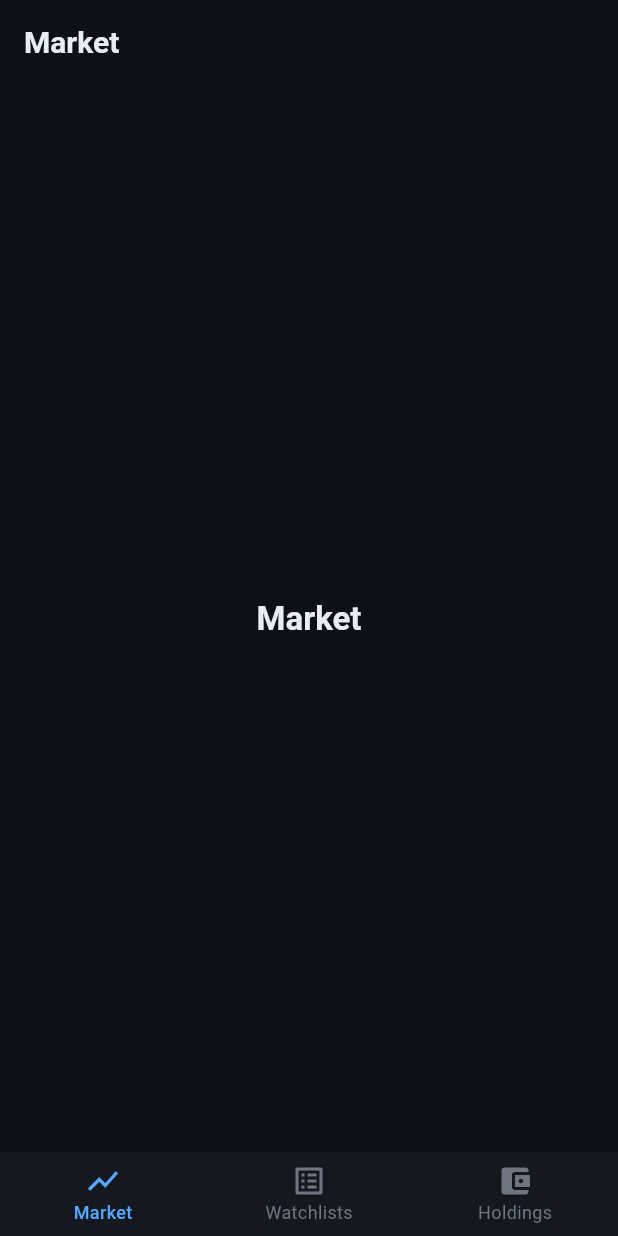
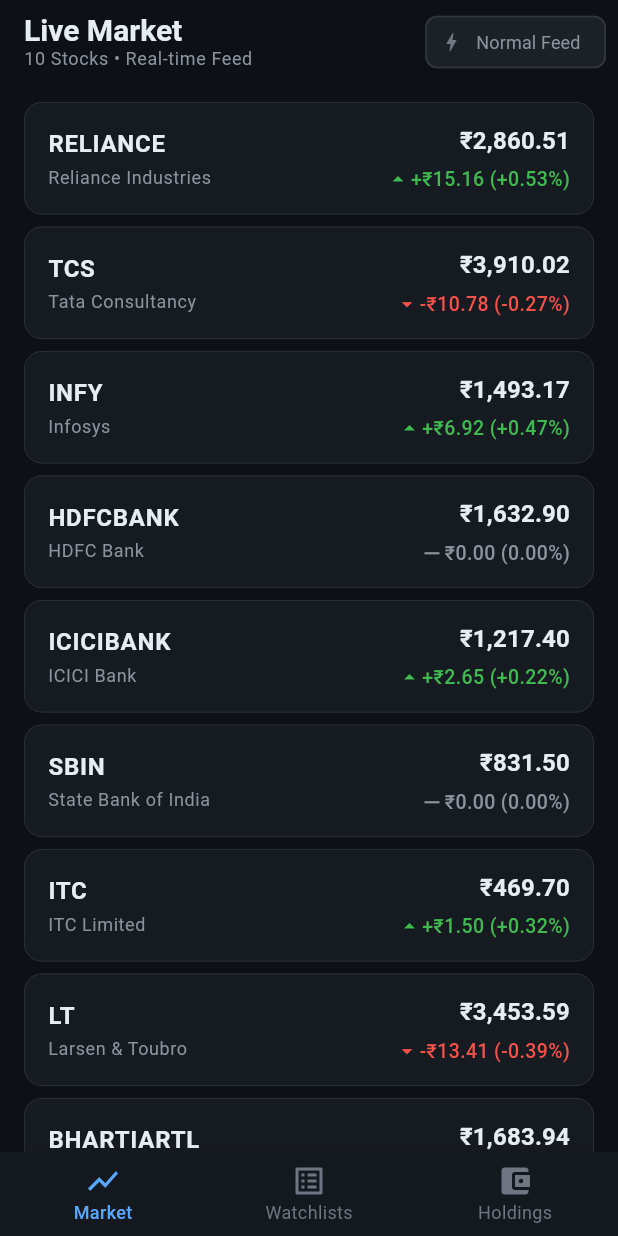
Before and after one commit to jigar-64/stock-trading-app, a Flutter app: the screen it shows after launch, on a phone screen of 412 x 824 dp. Run offline on Flutter 3.47's test engine with Material 3 defaults, Android fonts, the phone set to English and light mode, and no system bars; our stand-ins replace flutter_riverpod, go_router, shared_preferences.

Commit message:
feat: add realtime market overview with flash animations
- FlashContainer: 350ms AnimationController fading green/red background flash on price tick

- PriceChangeText: reusable widget displaying +₹12.50 (+0.44%) with green/red color coding

- EmptyStateWidget: reusable empty state for watchlists, holdings, search

- MarketPriceTile: ConsumerWidget with fine-grained singleStockPriceProvider subscription

- MarketScreen: Live Prices Mimic view for 10 stocks with AppBar Stress Mode toggle (50+ ticks/s)

- GoRouter: wired /market path to MarketScreen

```diff
--- a/lib/app/router.dart
+++ b/lib/app/router.dart
@@ -2,6 +2,7 @@
 import 'package:go_router/go_router.dart';
 
 import '../app/theme/app_theme.dart';
+import '../features/market/presentation/market_screen.dart';
 
 // Placeholder screens — will be replaced in future commits
 class _PlaceholderScreen extends StatelessWidget {
@@ -42,8 +43,7 @@
           routes: [
             GoRoute(
               path: '/market',
-              builder: (context, state) =>
-                  const _PlaceholderScreen(title: 'Market'),
+              builder: (context, state) => const MarketScreen(),
             ),
           ],
         ),
--- a/lib/core/widgets/empty_state_widget.dart
+++ b/lib/core/widgets/empty_state_widget.dart
@@ -1 +1,79 @@
-// Reusable widgets will be implemented in Commit 5.
+import 'package:flutter/material.dart';
+
+import '../../app/theme/app_theme.dart';
+
+/// Reusable empty state display for empty watchlists, empty portfolio holdings,
+/// or search results with no matches.
+class EmptyStateWidget extends StatelessWidget {
+  const EmptyStateWidget({
+    super.key,
+    required this.icon,
+    required this.title,
+    required this.subtitle,
+    this.actionLabel,
+    this.onActionPressed,
+  });
+
+  final IconData icon;
+  final String title;
+  final String subtitle;
+  final String? actionLabel;
+  final VoidCallback? onActionPressed;
+
+  @override
+  Widget build(BuildContext context) {
+    return Center(
+      child: Padding(
+        padding: const EdgeInsets.symmetric(horizontal: 32, vertical: 48),
+        child: Column(
+          mainAxisAlignment: MainAxisAlignment.center,
+          crossAxisAlignment: CrossAxisAlignment.center,
+          mainAxisSize: MainAxisSize.min,
+          children: [
+            Container(
+              padding: const EdgeInsets.all(20),
+              decoration: BoxDecoration(
+                color: AppColors.surfaceBackground,
+                shape: BoxShape.circle,
+                border: Border.all(color: AppColors.border, width: 1),
+              ),
+              child: Icon(
+                icon,
+                size: 48,
+                color: AppColors.textMuted,
+              ),
+            ),
+            const SizedBox(height: 20),
+            Text(
+              title,
+              style: Theme.of(context).textTheme.titleLarge?.copyWith(
+                    fontWeight: FontWeight.w600,
+                  ),
+              textAlign: TextAlign.center,
+            ),
+            const SizedBox(height: 8),
+            Text(
+              subtitle,
+              style: Theme.of(context).textTheme.bodyMedium?.copyWith(
+                    color: AppColors.textSecondary,
+                  ),
+              textAlign: TextAlign.center,
+            ),
+            if (actionLabel != null && onActionPressed != null) ...[
+              const SizedBox(height: 24),
+              ElevatedButton.icon(
+                onPressed: onActionPressed,
+                icon: const Icon(Icons.add),
+                label: Text(actionLabel!),
+                style: ElevatedButton.styleFrom(
+                  backgroundColor: AppColors.accentBlue,
+                  foregroundColor: Colors.white,
+                ),
+              ),
+            ],
+          ],
+        ),
+      ),
+    );
+  }
+}
--- /dev/null
+++ b/lib/core/widgets/flash_container.dart
@@ -0,0 +1,114 @@
+import 'package:flutter/material.dart';
+
+import '../../app/theme/app_theme.dart';
+import '../../features/market/domain/price_quote.dart';
+
+/// A reusable container that flashes green (price up) or red (price down)
+/// whenever the underlying price updates.
+///
+/// Uses an [AnimationController] to smoothly fade out the flash background
+/// over 350 milliseconds. Flash state is kept entirely local to this widget,
+/// ensuring zero pollution of global market state.
+class FlashContainer extends StatefulWidget {
+  const FlashContainer({
+    super.key,
+    required this.child,
+    required this.direction,
+    required this.timestamp,
+    this.padding = const EdgeInsets.symmetric(horizontal: 16, vertical: 12),
+    this.borderRadius = 8.0,
+  });
+
+  /// The child content (e.g., stock row layout).
+  final Widget child;
+
+  /// Movement direction of the latest price update.
+  final PriceDirection direction;
+
+  /// Timestamp of the latest update. Used to trigger flash even if direction stays same.
+  final DateTime timestamp;
+
+  /// Inner padding.
+  final EdgeInsetsGeometry padding;
+
+  /// Border radius of the container.
+  final double borderRadius;
+
+  @override
+  State<FlashContainer> createState() => _FlashContainerState();
+}
+
+class _FlashContainerState extends State<FlashContainer>
+    with SingleTickerProviderStateMixin {
+  late final AnimationController _controller;
+  late Animation<Color?> _colorAnimation;
+  Color _flashColor = Colors.transparent;
+
+  @override
+  void initState() {
+    super.initState();
+    _controller = AnimationController(
+      vsync: this,
+      duration: const Duration(milliseconds: 350),
+    );
+
+    _updateAnimation();
+  }
+
+  @override
+  void didUpdateWidget(FlashContainer oldWidget) {
+    super.didUpdateWidget(oldWidget);
+    // Trigger flash if timestamp changed and direction is up or down
+    if (widget.timestamp != oldWidget.timestamp &&
+        widget.direction != PriceDirection.flat) {
+      _triggerFlash();
+    }
+  }
+
+  void _updateAnimation() {
+    _colorAnimation = ColorTween(
+      begin: _flashColor,
+      end: Colors.transparent,
+    ).animate(CurvedAnimation(
+      parent: _controller,
+      curve: Curves.easeOut,
+    ));
+  }
+
+  void _triggerFlash() {
+    if (widget.direction == PriceDirection.up) {
+      _flashColor = AppColors.flashGreen;
+    } else if (widget.direction == PriceDirection.down) {
+      _flashColor = AppColors.flashRed;
+    } else {
+      return;
+    }
+
+    _updateAnimation();
+    _controller.forward(from: 0.0);
+  }
+
+  @override
+  void dispose() {
+    _controller.dispose();
+    super.dispose();
+  }
+
+  @override
+  Widget build(BuildContext context) {
+    return AnimatedBuilder(
+      animation: _controller,
+      builder: (context, child) {
+        return Container(
+          padding: widget.padding,
+          decoration: BoxDecoration(
+            color: _colorAnimation.value ?? Colors.transparent,
+            borderRadius: BorderRadius.circular(widget.borderRadius),
+          ),
+          child: child,
+        );
+      },
+      child: widget.child,
+    );
+  }
+}
--- /dev/null
+++ b/lib/core/widgets/price_change_text.dart
@@ -0,0 +1,90 @@
+import 'package:flutter/material.dart';
+
+import '../../app/theme/app_theme.dart';
+import '../utils/money_utils.dart';
+
+/// Reusable text widget displaying price change (₹ and %) color-coded
+/// green for gains, red for losses, and muted gray for flat.
+class PriceChangeText extends StatelessWidget {
+  const PriceChangeText({
+    super.key,
+    required this.changePaise,
+    required this.changePercent,
+    this.fontSize = 13.0,
+    this.showBadge = false,
+  });
+
+  /// Price change in paise.
+  final int changePaise;
+
+  /// Price change percentage.
+  final double changePercent;
+
+  /// Font size.
+  final double fontSize;
+
+  /// Whether to render inside a colored pill/badge container.
+  final bool showBadge;
+
+  @override
+  Widget build(BuildContext context) {
+    final isUp = changePaise > 0;
+    final isDown = changePaise < 0;
+
+    final Color color = isUp
+        ? AppColors.priceUp
+        : isDown
+            ? AppColors.priceDown
+            : AppColors.priceFlat;
+
+    final IconData icon = isUp
+        ? Icons.arrow_drop_up
+        : isDown
+            ? Icons.arrow_drop_down
+            : Icons.remove;
+
+    final formattedText =
+        '${MoneyUtils.formatChange(changePaise)} (${MoneyUtils.formatChangePercent(changePercent)})';
+
+    if (showBadge) {
+      return Container(
+        padding: const EdgeInsets.symmetric(horizontal: 8, vertical: 4),
+        decoration: BoxDecoration(
+          color: color.withValues(alpha: 0.15),
+          borderRadius: BorderRadius.circular(4),
+        ),
+        child: Row(
+          mainAxisSize: MainAxisSize.min,
+          children: [
+            Icon(icon, size: fontSize + 2, color: color),
+            const SizedBox(width: 2),
+            Text(
+              formattedText,
+              style: TextStyle(
+                color: color,
+                fontSize: fontSize,
+                fontWeight: FontWeight.w600,
+              ),
+            ),
+          ],
+        ),
+      );
+    }
+
+    return Row(
+      mainAxisSize: MainAxisSize.min,
+      crossAxisAlignment: CrossAxisAlignment.center,
+      children: [
+        Icon(icon, size: fontSize + 4, color: color),
+        Text(
+          formattedText,
+          style: TextStyle(
+            color: color,
+            fontSize: fontSize,
+            fontWeight: FontWeight.w500,
+          ),
+        ),
+      ],
+    );
+  }
+}
--- /dev/null
+++ b/lib/features/market/presentation/market_screen.dart
@@ -0,0 +1,112 @@
+import 'package:flutter/material.dart';
+import 'package:flutter_riverpod/flutter_riverpod.dart';
+
+import '../../../app/theme/app_theme.dart';
+import '../../../core/constants/stock_constants.dart';
+import 'providers/market_providers.dart';
+import 'widgets/market_price_tile.dart';
+
+/// The Live Prices Mimic screen (Feature 2).
+///
+/// Shows a continuously updating market overview surface for the 10 stocks.
+/// Includes a Stress Mode toggle in the AppBar to switch tick rate to 50+ ticks/sec.
+class MarketScreen extends ConsumerWidget {
+  const MarketScreen({super.key});
+
+  @override
+  Widget build(BuildContext context, WidgetRef ref) {
+    final isStressMode = ref.watch(stressModeProvider);
+
+    return Scaffold(
+      appBar: AppBar(
+        title: Column(
+          crossAxisAlignment: CrossAxisAlignment.start,
+          mainAxisSize: MainAxisSize.min,
+          children: [
+            const Text('Live Market'),
+            Text(
+              '10 Stocks • Real-time Feed',
+              style: Theme.of(context).textTheme.bodySmall?.copyWith(
+                    color: AppColors.textSecondary,
+                  ),
+            ),
+          ],
+        ),
+        actions: [
+          // Stress mode toggle action button
+          Padding(
+            padding: const EdgeInsets.only(right: 8.0),
+            child: FilterChip(
+              avatar: Icon(
+                Icons.bolt,
+                size: 16,
+                color: isStressMode ? Colors.amber : AppColors.textMuted,
+              ),
+              label: Text(
+                isStressMode ? '50+ Ticks/s' : 'Normal Feed',
+                style: TextStyle(
+                  fontSize: 12,
+                  fontWeight: isStressMode ? FontWeight.bold : FontWeight.normal,
+                  color: isStressMode ? Colors.amber : AppColors.textSecondary,
+                ),
+              ),
+              selected: isStressMode,
+              selectedColor: Colors.amber.withValues(alpha: 0.2),
+              backgroundColor: AppColors.surfaceBackground,
+              side: BorderSide(
+                color: isStressMode ? Colors.amber : AppColors.border,
+                width: 1,
+              ),
+              onSelected: (_) {
+                ref.read(stressModeProvider.notifier).toggle();
+              },
+            ),
+          ),
+        ],
+      ),
+      body: Column(
+        children: [
+          // Stress mode status banner when active
+          if (isStressMode)
+            Container(
+              width: double.infinity,
+              padding: const EdgeInsets.symmetric(horizontal: 16, vertical: 8),
+              color: Colors.amber.withValues(alpha: 0.15),
+              child: Row(
+                children: [
+                  const Icon(Icons.bolt, color: Colors.amber, size: 18),
+                  const SizedBox(width: 8),
+                  Expanded(
+                    child: Text(
+                      'Stress Mode Active: Emitting 50+ ticks/second overall',
+                      style: Theme.of(context).textTheme.bodySmall?.copyWith(
+                            color: Colors.amber,
+                            fontWeight: FontWeight.w600,
+                          ),
+                    ),
+                  ),
+                ],
+              ),
+            ),
+
+          const SizedBox(height: 8),
+
+          // List of 10 market stocks
+          Expanded(
+            child: ListView.builder(
+              itemCount: StockConstants.allSymbols.length,
+              physics: const AlwaysScrollableScrollPhysics(),
+              itemBuilder: (context, index) {
+                final symbol = StockConstants.allSymbols[index];
+                return MarketPriceTile(
+                  key: ValueKey(symbol),
+                  symbol: symbol,
+                );
+              },
+            ),
+          ),
+        ],
+      ),
+    );
+  }
+}
--- /dev/null
+++ b/lib/features/market/presentation/widgets/market_price_tile.dart
@@ -0,0 +1,97 @@
+import 'package:flutter/material.dart';
+import 'package:flutter_riverpod/flutter_riverpod.dart';
+import 'package:go_router/go_router.dart';
+
+import '../../../../app/theme/app_theme.dart';
+import '../../../../core/constants/stock_constants.dart';
+import '../../../../core/utils/money_utils.dart';
+import '../../../../core/widgets/flash_container.dart';
+import '../../../../core/widgets/price_change_text.dart';
+import '../providers/market_providers.dart';
+
+/// A single stock tile in the Live Prices Mimic view.
+///
+/// Listens EXCLUSIVELY to its specific stock symbol via [singleStockPriceProvider].
+/// When a tick arrives for TCS, widgets watching RELIANCE do NOT rebuild!
+class MarketPriceTile extends ConsumerWidget {
+  const MarketPriceTile({
+    super.key,
+    required this.symbol,
+  });
+
+  /// Stock symbol for this row (e.g., "RELIANCE").
+  final String symbol;
+
+  @override
+  Widget build(BuildContext context, WidgetRef ref) {
+    // Fine-grained selector: subscribes ONLY to this stock symbol's price quote
+    final quote = ref.watch(singleStockPriceProvider(symbol));
+    final companyName = StockConstants.companyNames[symbol] ?? symbol;
+
+    if (quote == null) {
+      return const SizedBox.shrink();
+    }
+
+    return Card(
+      margin: const EdgeInsets.symmetric(horizontal: 16, vertical: 4),
+      child: InkWell(
+        onTap: () => context.push('/order/$symbol'),
+        borderRadius: BorderRadius.circular(12),
+        child: FlashContainer(
+          direction: quote.direction,
+          timestamp: quote.timestamp,
+          padding: const EdgeInsets.symmetric(horizontal: 16, vertical: 14),
+          child: Row(
+            children: [
+              // Symbol & Company Name
+              Expanded(
+                child: Column(
+                  crossAxisAlignment: CrossAxisAlignment.start,
+                  mainAxisSize: MainAxisSize.min,
+                  children: [
+                    Text(
+                      quote.symbol,
+                      style: Theme.of(context).textTheme.titleMedium?.copyWith(
+                            fontWeight: FontWeight.w700,
+                            letterSpacing: 0.5,
+                          ),
+                    ),
+                    const SizedBox(height: 2),
+                    Text(
+                      companyName,
+                      style: Theme.of(context).textTheme.bodySmall?.copyWith(
+                            color: AppColors.textSecondary,
+                          ),
+                      maxLines: 1,
+                      overflow: TextOverflow.ellipsis,
+                    ),
+                  ],
+                ),
+              ),
+
+              // LTP & Live Change
+              Column(
+                crossAxisAlignment: CrossAxisAlignment.end,
+                mainAxisSize: MainAxisSize.min,
+                children: [
+                  Text(
+                    MoneyUtils.paiseToCurrency(quote.ltpPaise),
+                    style: Theme.of(context).textTheme.titleMedium?.copyWith(
+                          fontWeight: FontWeight.w700,
+                          fontSize: 16,
+                        ),
+                  ),
+                  const SizedBox(height: 4),
+                  PriceChangeText(
+                    changePaise: quote.changePaise,
+                    changePercent: quote.changePercent,
+                  ),
+                ],
+              ),
+            ],
+          ),
+        ),
+      ),
+    );
+  }
+}
```
